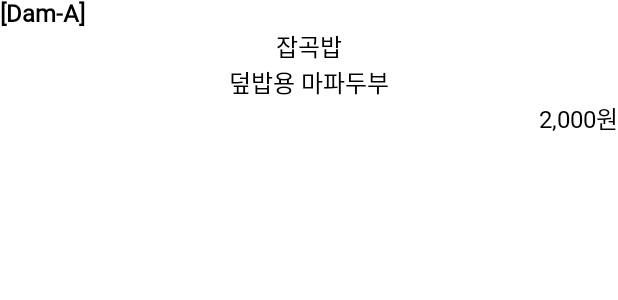
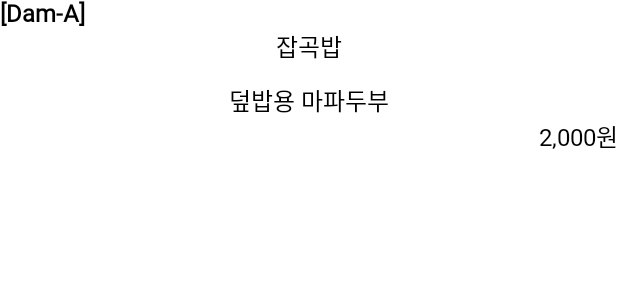
Before and after one commit to BraveSejin/HyuCafetgeria, an Android app: the layout list_item_menu.xml on its own in the app's theme, with its tools: preview values and no code run, on a phone screen of 412 x 824 dp. Shown: the top 300 px of the screen. Run offline under Robolectric (Android 15) with nearby library versions, the phone set to English and light mode, and no system bars; network calls fail.

Commit message:
UI 전부완성. 인터넷 예외처리만 하면 된다.

```diff
--- a/app/src/main/java/com/sejin/hyucafeteria/MainViewModel.kt
+++ b/app/src/main/java/com/sejin/hyucafeteria/MainViewModel.kt
@@ -23,6 +23,8 @@ class MainViewModel() : ViewModel() {
 
     private val _currentCafeteriaIdName = MutableLiveData<CafeteriaIdName>()
     val currentCafeteriaIdName = _currentCafeteriaIdName
+
+    var currentCafeteriaIndex = -1
 
     private val _currentPageInfo = MutableLiveData<PageInfo>()
     val currentPageInfo = _currentPageInfo
--- a/app/src/main/res/layout/list_item_menu.xml
+++ b/app/src/main/res/layout/list_item_menu.xml
@@ -6,24 +6,25 @@
     <androidx.appcompat.widget.LinearLayoutCompat
         android:layout_width="match_parent"
         android:layout_height="wrap_content"
-        android:layout_marginBottom="16dp"
         android:orientation="vertical">
 
         <TextView
-            tools:visibility="visible"
-            android:visibility="gone"
             android:id="@+id/menu_bracket"
             android:layout_width="wrap_content"
             android:layout_height="wrap_content"
             android:textSize="16sp"
             android:textStyle="bold"
-            tools:text="[Dam-A]" />
+            android:visibility="gone"
+            tools:text="[Dam-A]"
+            tools:visibility="visible" />
 
         <TextView
             android:id="@+id/menu_content"
             android:layout_width="match_parent"
             android:layout_height="wrap_content"
+            android:lineSpacingExtra="12sp"
             android:textAlignment="center"
+            android:fontFamily="@font/notosans_medium"
             android:textSize="16sp"
             tools:text="잡곡밥\n덮밥용 마파두부" />
 
--- a/app/src/main/res/values/strings.xml
+++ b/app/src/main/res/values/strings.xml
@@ -2,5 +2,5 @@
     <string name="app_name">HyuCafeteria</string>
     <!-- TODO: Remove or change this placeholder text -->
     <string name="hello_blank_fragment">Hello blank fragment</string>
-    <string name="not_operating">해당 식당은 오늘 운영하지 않아요&#128546;</string>
+    <string name="not_operating">해당 식당은 운영 정보가 없어요.&#128546;</string>
 </resources>
```
Also changed, not shown: app/src/main/java/com/sejin/hyucafeteria/MainFragment.kt (+11 -11 lines), app/src/main/java/com/sejin/hyucafeteria/adapters/MenuAdapter.kt (+7 -2 lines), app/src/main/java/com/sejin/hyucafeteria/utilities/CafeteriaRadioButton.kt (+3 -10 lines), app/src/main/java/com/sejin/hyucafeteria/utilities/Extensions.kt (+5 -9 lines), app/src/main/java/com/sejin/hyucafeteria/utilities/Utils.kt (added, +12 -0 lines), 1 other file.
